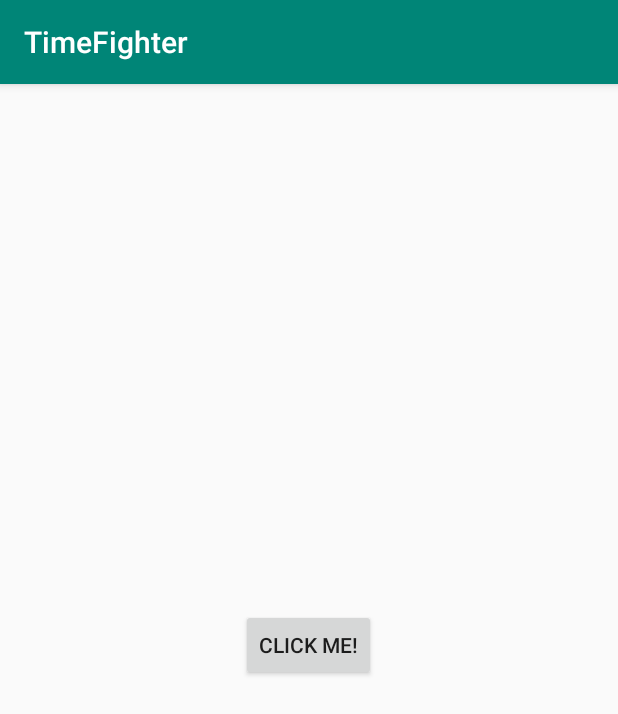
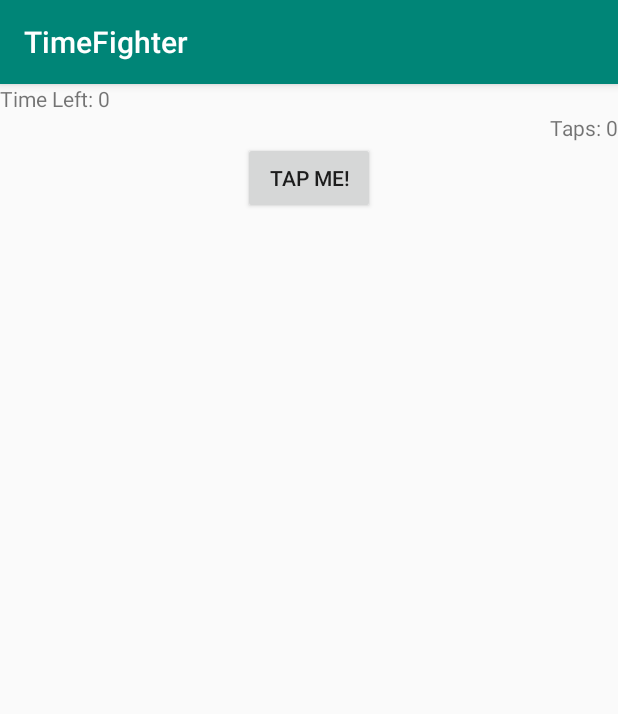
Before and after one commit to dvnnorth/TimeFighter, an Android app: the screen it shows after launch (MainActivity), on a phone screen of 412 x 824 dp. Shown: the top 714 px of the screen. Run offline under Robolectric (Android 15) with nearby library versions, the phone set to English and light mode, and no system bars.

Commit message:
Started working on the layout and logic. Need a more complex layout than LinearLayout

```diff
--- a/app/src/main/res/layout/activity_main.xml
+++ b/app/src/main/res/layout/activity_main.xml
@@ -3,24 +3,28 @@
     xmlns:app="http://schemas.android.com/apk/res-auto"
     xmlns:tools="http://schemas.android.com/tools"
     android:layout_width="match_parent"
-    android:layout_height="wrap_content"
+    android:layout_height="match_parent"
     android:layout_gravity="center"
     android:orientation="vertical"
     tools:context=".MainActivity">
+
+    <TextView
+        android:layout_width="wrap_content"
+        android:layout_height="wrap_content"
+        android:layout_gravity="top"
+        android:text="@string/time_left" />
+
+    <TextView
+        android:layout_width="wrap_content"
+        android:layout_height="wrap_content"
+        android:layout_gravity="end"
+        android:text="@string/taps" />
 
     <Button
         android:id="@+id/button"
         android:layout_width="wrap_content"
         android:layout_height="wrap_content"
         android:layout_gravity="center_horizontal"
-        android:text="@string/click_me"/>
-
-    <TextView
-        android:id="@+id/clicks"
-        android:layout_width="wrap_content"
-        android:layout_height="wrap_content"
-        android:text=""
-        android:layout_gravity="center_horizontal"
-        tools:text="0" />
+        android:text="@string/tap_me"/>
 
 </LinearLayout>
--- a/app/src/main/res/values/strings.xml
+++ b/app/src/main/res/values/strings.xml
@@ -1,4 +1,6 @@
 <resources>
     <string name="app_name">TimeFighter</string>
-    <string name="click_me">Click Me!</string>
+    <string name="tap_me">Tap Me!</string>
+    <string name="time_left">Time Left: 0</string>
+    <string name="taps">Taps: 0</string>
 </resources>
```
